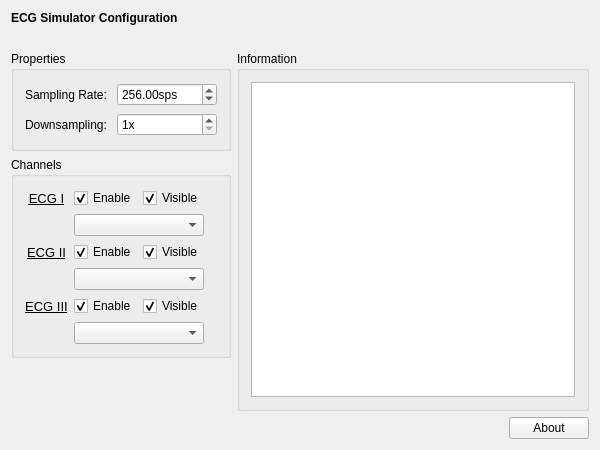
mne-tools/mne-cpp, file applications/mne_x/plugins/ecgsimulator/FormFiles/ecgsetup.ui: the form before one commit.
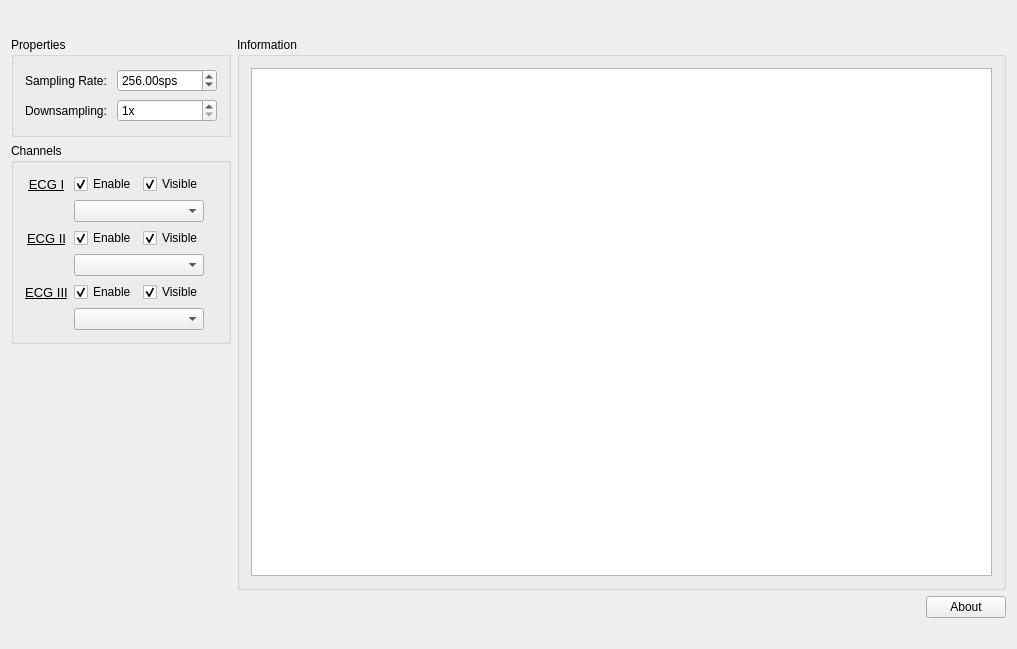
The form after the commit. Icons and pictures are not drawn.

```diff
--- a/applications/mne_x/plugins/ecgsimulator/FormFiles/ecgsetup.ui
+++ b/applications/mne_x/plugins/ecgsimulator/FormFiles/ecgsetup.ui
@@ -6,134 +6,17 @@
    <rect>
     <x>0</x>
     <y>0</y>
-    <width>600</width>
-    <height>450</height>
+    <width>1017</width>
+    <height>649</height>
    </rect>
   </property>
   <property name="windowTitle">
    <string>ECGSetup</string>
   </property>
   <layout class="QVBoxLayout" name="verticalLayout_2">
-   <item>
-    <widget class="QLabel" name="m_qLabel_Headline">
-     <property name="font">
-      <font>
-       <weight>75</weight>
-       <bold>true</bold>
-      </font>
-     </property>
-     <property name="text">
-      <string>ECG Simulator Configuration</string>
-     </property>
-    </widget>
-   </item>
-   <item>
-    <spacer name="m_qVerticalSpacer_Headline">
-     <property name="orientation">
-      <enum>Qt::Vertical</enum>
-     </property>
-     <property name="sizeType">
-      <enum>QSizePolicy::Fixed</enum>
-     </property>
-     <property name="sizeHint" stdset="0">
-      <size>
-       <width>20</width>
-       <height>20</height>
-      </size>
-     </property>
-    </spacer>
-   </item>
    <item>
     <layout class="QGridLayout" name="m_qGridLayout_main">
-     <item row="0" column="0">
-      <widget class="QGroupBox" name="m_qGroupBox_Properties">
-       <property name="sizePolicy">
-        <sizepolicy hsizetype="Minimum" vsizetype="Preferred">
-         <horstretch>0</horstretch>
-         <verstretch>0</verstretch>
-        </sizepolicy>
-       </property>
-       <property name="minimumSize">
-        <size>
-         <width>0</width>
-         <height>100</height>
-        </size>
-       </property>
-       <property name="title">
-        <string>Properties</string>
-       </property>
-       <property name="flat">
-        <bool>false</bool>
-       </property>
-       <layout class="QGridLayout" name="m_qGridLayout_Properties">
-        <item row="0" column="0">
-         <widget class="QLabel" name="m_qLabel_SamplingRate">
-          <property name="layoutDirection">
-           <enum>Qt::LeftToRight</enum>
-          </property>
-          <property name="text">
-           <string>Sampling Rate:</string>
-          </property>
-         </widget>
-        </item>
-        <item row="0" column="1">
-         <widget class="QDoubleSpinBox" name="m_qDoubleSpinBox_SamplingRate">
-          <property name="sizePolicy">
-           <sizepolicy hsizetype="Minimum" vsizetype="Fixed">
-            <horstretch>0</horstretch>
-            <verstretch>0</verstretch>
-           </sizepolicy>
-          </property>
-          <property name="minimumSize">
-           <size>
-            <width>100</width>
-            <height>0</height>
-           </size>
-          </property>
-          <property name="suffix">
-           <string>sps</string>
-          </property>
-          <property name="minimum">
-           <double>1.000000000000000</double>
-          </property>
-          <property name="maximum">
-           <double>2048.000000000000000</double>
-          </property>
-          <property name="value">
-           <double>256.000000000000000</double>
-          </property>
-         </widget>
-        </item>
-        <item row="1" column="0">
-         <widget class="QLabel" name="m_qLabel_Downsampling">
-          <property name="text">
-           <string>Downsampling: </string>
-          </property>
-         </widget>
-        </item>
-        <item row="1" column="1">
-         <widget class="QSpinBox" name="m_qSpinBox_Downsampling">
-          <property name="sizePolicy">
-           <sizepolicy hsizetype="Minimum" vsizetype="Fixed">
-            <horstretch>0</horstretch>
-            <verstretch>0</verstretch>
-           </sizepolicy>
-          </property>
-          <property name="suffix">
-           <string>x</string>
-          </property>
-          <property name="minimum">
-           <number>1</number>
-          </property>
-          <property name="maximum">
-           <number>10</number>
-          </property>
-         </widget>
-        </item>
-       </layout>
-      </widget>
-     </item>
-     <item row="1" column="0">
+     <item row="2" column="0">
       <widget class="QGroupBox" name="m_qGroupBox_Channels">
        <property name="sizePolicy">
         <sizepolicy hsizetype="Preferred" vsizetype="Minimum">
@@ -277,7 +160,118 @@
        </layout>
       </widget>
      </item>
-     <item row="3" column="1">
+     <item row="3" column="0">
+      <spacer name="m_qVerticalSpacer_LeftRow">
+       <property name="orientation">
+        <enum>Qt::Vertical</enum>
+       </property>
+       <property name="sizeHint" stdset="0">
+        <size>
+         <width>20</width>
+         <height>40</height>
+        </size>
+       </property>
+      </spacer>
+     </item>
+     <item row="1" column="0">
+      <widget class="QGroupBox" name="m_qGroupBox_Properties">
+       <property name="sizePolicy">
+        <sizepolicy hsizetype="Minimum" vsizetype="Preferred">
+         <horstretch>0</horstretch>
+         <verstretch>0</verstretch>
+        </sizepolicy>
+       </property>
+       <property name="minimumSize">
+        <size>
+         <width>0</width>
+         <height>100</height>
+        </size>
+       </property>
+       <property name="title">
+        <string>Properties</string>
+       </property>
+       <property name="flat">
+        <bool>false</bool>
+       </property>
+       <layout class="QGridLayout" name="m_qGridLayout_Properties">
+        <item row="0" column="0">
+         <widget class="QLabel" name="m_qLabel_SamplingRate">
+          <property name="layoutDirection">
+           <enum>Qt::LeftToRight</enum>
+          </property>
+          <property name="text">
+           <string>Sampling Rate:</string>
+          </property>
+         </widget>
+        </item>
+        <item row="0" column="1">
+         <widget class="QDoubleSpinBox" name="m_qDoubleSpinBox_SamplingRate">
+          <property name="sizePolicy">
+           <sizepolicy hsizetype="Minimum" vsizetype="Fixed">
+            <horstretch>0</horstretch>
+            <verstretch>0</verstretch>
+           </sizepolicy>
+          </property>
+          <property name="minimumSize">
+           <size>
+            <width>100</width>
+            <height>0</height>
+           </size>
+          </property>
+          <property name="suffix">
+           <string>sps</string>
+          </property>
+          <property name="minimum">
+           <double>1.000000000000000</double>
+          </property>
+          <property name="maximum">
+           <double>2048.000000000000000</double>
+          </property>
+          <property name="value">
+           <double>256.000000000000000</double>
+          </property>
+         </widget>
+        </item>
+        <item row="1" column="0">
+         <widget class="QLabel" name="m_qLabel_Downsampling">
+          <property name="text">
+           <string>Downsampling: </string>
+          </property>
+         </widget>
+        </item>
+        <item row="1" column="1">
+         <widget class="QSpinBox" name="m_qSpinBox_Downsampling">
+          <property name="sizePolicy">
+           <sizepolicy hsizetype="Minimum" vsizetype="Fixed">
+            <horstretch>0</horstretch>
+            <verstretch>0</verstretch>
+           </sizepolicy>
+          </property>
+          <property name="suffix">
+           <string>x</string>
+          </property>
+          <property name="minimum">
+           <number>1</number>
+          </property>
+          <property name="maximum">
+           <number>10</number>
+          </property>
+         </widget>
+        </item>
+       </layout>
+      </widget>
+     </item>
+     <item row="0" column="2" colspan="2">
+      <widget class="QLabel" name="m_qLabelECGSimulatorImage">
+       <property name="text">
+        <string/>
+       </property>
+       <property name="pixmap">
+        <pixmap resource="../ecgsimulator.qrc">:/images/ecgsimulator.png</pixmap>
+       </property>
+      </widget>
+     </item>
+     <item row="4" column="1" colspan="2">
       <spacer name="m_qHorizontalSpacer_About">
        <property name="orientation">
         <enum>Qt::Horizontal</enum>
@@ -290,40 +284,56 @@
        </property>
       </spacer>
      </item>
-     <item row="0" column="1" rowspan="3" colspan="2">
+     <item row="4" column="3">
+      <widget class="QPushButton" name="m_qPushButton_About">
+       <property name="text">
+        <string>About</string>
+       </property>
+      </widget>
+     </item>
+     <item row="1" column="1" rowspan="3" colspan="3">
       <widget class="QGroupBox" name="m_qGroupBox_Information">
        <property name="title">
         <string>Information</string>
        </property>
        <layout class="QGridLayout" name="m_qGridLayout_Information">
-        <item row="0" column="0">
+        <item row="0" column="0" colspan="2">
          <widget class="QTextBrowser" name="m_qTextBrowser_Information"/>
         </item>
        </layout>
       </widget>
      </item>
-     <item row="3" column="2">
-      <widget class="QPushButton" name="m_qPushButton_About">
-       <property name="text">
-        <string>About</string>
-       </property>
-      </widget>
-     </item>
-     <item row="2" column="0">
-      <spacer name="m_qVerticalSpacer_LeftRow">
+     <item row="0" column="1">
+      <spacer name="m_qHorizontalSpacerTitle">
        <property name="orientation">
-        <enum>Qt::Vertical</enum>
+        <enum>Qt::Horizontal</enum>
        </property>
        <property name="sizeHint" stdset="0">
         <size>
-         <width>20</width>
-         <height>40</height>
+         <width>40</width>
+         <height>20</height>
         </size>
        </property>
       </spacer>
      </item>
     </layout>
    </item>
+   <item>
+    <spacer name="m_qVerticalSpacer_Headline">
+     <property name="orientation">
+      <enum>Qt::Vertical</enum>
+     </property>
+     <property name="sizeType">
+      <enum>QSizePolicy::Fixed</enum>
+     </property>
+     <property name="sizeHint" stdset="0">
+      <size>
+       <width>20</width>
+       <height>20</height>
+      </size>
+     </property>
+    </spacer>
+   </item>
   </layout>
  </widget>
  <layoutdefault spacing="6" margin="11"/>
```
Left out of the diff: 4 changed lines with no effect on the pictures.
